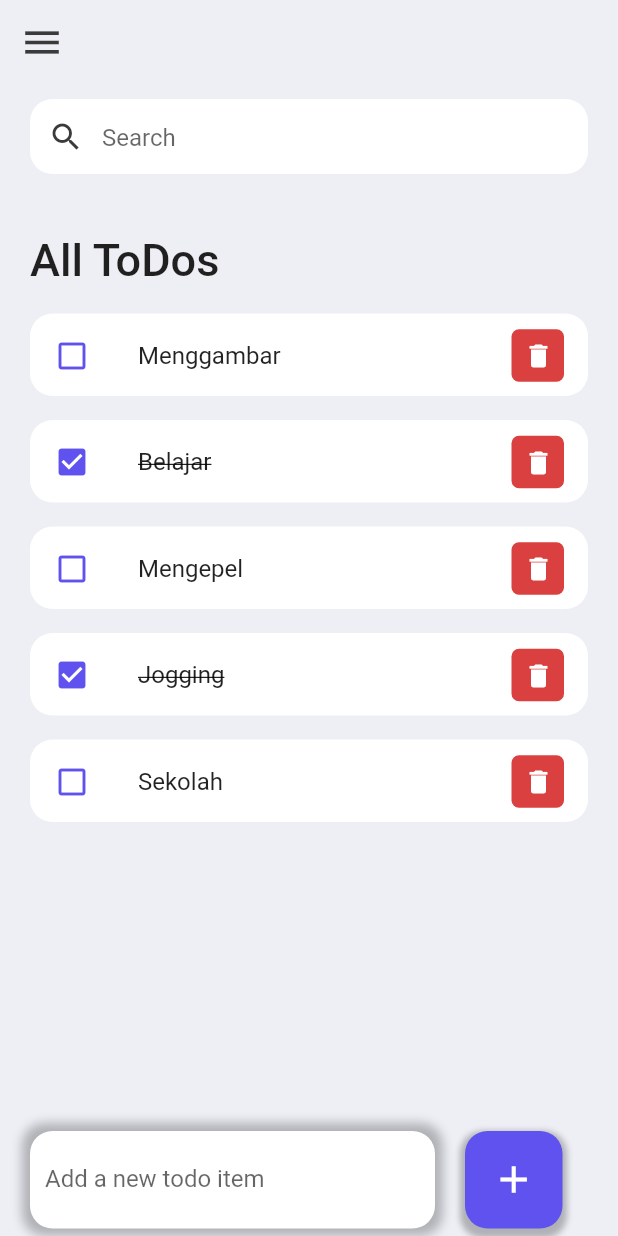
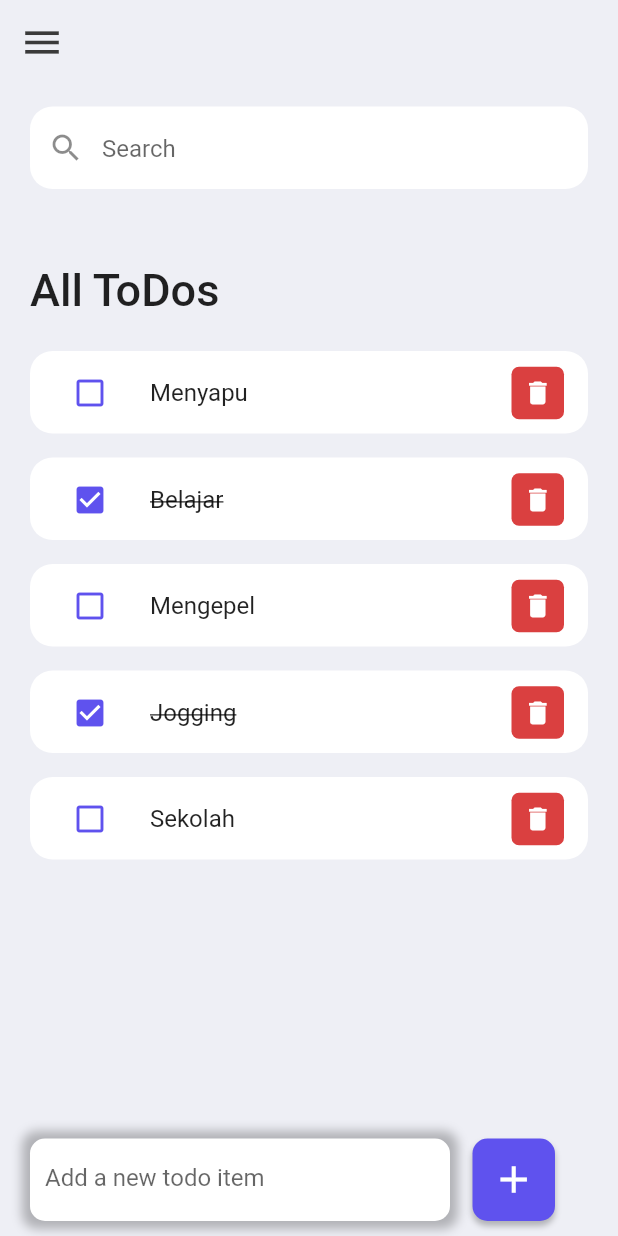
Before and after one commit to notsatria/todo-app, a Flutter app: the screen it shows after launch, on a phone screen of 412 x 824 dp. Run offline on Flutter 3.47's test engine with Material 2 defaults, Android fonts, the phone set to English and light mode, and no system bars.

Commit message:
new method

```diff
--- a/lib/main.dart
+++ b/lib/main.dart
@@ -1,7 +1,7 @@
 import 'package:flutter/material.dart';
 import 'package:provider/provider.dart';
-import 'package:todo_list_app/models/todo_provider.dart';
 
+import 'providers/todo_provider.dart';
 import 'screens/main_screen.dart';
 
 void main() {
@@ -15,7 +15,7 @@ class MyApp extends StatelessWidget {
   Widget build(BuildContext context) {
     return ChangeNotifierProvider(
       create: (context) => ToDoLists(),
-      builder: (context, child) => const MaterialApp(
+      builder: (context, child) => MaterialApp(
         debugShowCheckedModeBanner: false,
         title: 'Flutter ToDo List App',
         home: MainScreen(),
--- a/lib/screens/main_screen.dart
+++ b/lib/screens/main_screen.dart
@@ -1,153 +1,136 @@
 import 'package:flutter/material.dart';
 import 'package:provider/provider.dart';
 
-import '../models/todo_provider.dart';
+import '../providers/todo_provider.dart';
 import '../constant/constant.dart';
 
-class MainScreen extends StatefulWidget {
+class MainScreen extends StatelessWidget {
   const MainScreen({Key key}) : super(key: key);
 
   @override
-  State<MainScreen> createState() => _MainScreenState();
-}
+  Widget build(BuildContext context) {
+    final todolist = Provider.of<ToDoLists>(context);
+    final alltodolist = todolist.toDoLists;
 
-class _MainScreenState extends State<MainScreen> {
-  final textInputController = TextEditingController();
-
-  @override
-  void dispose() {
-    // TODO: implement dispose
-    textInputController.dispose();
-    super.dispose();
-  }
-
-  @override
-  Widget build(BuildContext context) {
-    final todoList = Provider.of<ToDoLists>(context, listen: false);
-
-    final alltodoList = todoList.toDoLists;
+    final textController = TextEditingController();
 
     return Scaffold(
       appBar: AppBar(
         elevation: 0,
-        leading: const Icon(
+        backgroundColor: tdBGColor,
+        leading: Icon(
           Icons.menu,
+          size: 30,
           color: tdBlack,
-          size: 30,
         ),
-        backgroundColor: tdBGColor,
       ),
       body: Container(
+        width: double.infinity,
         height: double.infinity,
-        color: tdBGColor,
+        decoration: BoxDecoration(color: tdBGColor),
         child: Column(
           crossAxisAlignment: CrossAxisAlignment.start,
           children: [
             Container(
               width: double.infinity,
-              height: 50,
-              margin: const EdgeInsets.symmetric(vertical: 10, horizontal: 20),
-              padding: const EdgeInsets.symmetric(vertical: 5),
+              height: 55,
+              margin: EdgeInsets.symmetric(horizontal: 20, vertical: 15),
+              padding: EdgeInsets.symmetric(vertical: 5),
               decoration: BoxDecoration(
                 color: Colors.white,
                 borderRadius: BorderRadius.circular(15),
               ),
               child: TextField(
                 decoration: InputDecoration(
+                  prefixIcon: Icon(Icons.search),
+                  border: InputBorder.none,
                   hintText: 'Search',
-                  border: InputBorder.none,
-                  prefixIcon: Icon(
-                    Icons.search,
-                    color: tdBlack,
-                  ),
                 ),
               ),
             ),
             SizedBox(
-              height: 30,
+              height: 35,
             ),
             Padding(
-              padding: const EdgeInsets.symmetric(horizontal: 20),
+              padding: EdgeInsets.only(left: 20),
               child: Text(
                 'All ToDos',
-                style: TextStyle(fontSize: 30, fontWeight: FontWeight.w500),
+                style: TextStyle(
+                  fontSize: 30,
+                  fontWeight: FontWeight.w500,
+                ),
               ),
             ),
             SizedBox(
-              height: 10,
+              height: 15,
             ),
             Expanded(
               child: ListView.builder(
-                itemCount: alltodoList.length,
-                itemBuilder: (context, index) => Container(
+                  itemCount: alltodolist.length,
+                  itemBuilder: (context, index) {
+                    return Container(
                       width: double.infinity,
                       height: 55,
                       margin: EdgeInsets.symmetric(horizontal: 20, vertical: 8),
                       decoration: BoxDecoration(
                         color: Colors.white,
-                      borderRadius: BorderRadius.circular(15)),
+                        borderRadius: BorderRadius.circular(15),
+                      ),
                       child: ListTile(
-                    onTap: () {
-                      setState(() {
-                        alltodoList[index].isChecked =
-                            !alltodoList[index].isChecked;
-                      });
+                        leading: IconButton(
+                            onPressed: () {
+                              todolist.checkPressed(index);
                             },
-                    leading: alltodoList[index].isChecked
+                            icon: alltodolist[index].isChecked
                                 ? Icon(
                                     Icons.check_box,
-                            size: 24,
                                     color: tdBlue,
                                   )
                                 : Icon(
                                     Icons.check_box_outline_blank,
-                            size: 24,
                                     color: tdBlue,
-                          ),
+                                  )),
                         title: Text(
-                      alltodoList[index].taskDesc,
-                      style: alltodoList[index].isChecked
-                          ? TextStyle(decoration: TextDecoration.lineThrough)
+                          alltodolist[index].taskDesc,
+                          style: alltodolist[index].isChecked
+                              ? TextStyle(
+                                  decoration: TextDecoration.lineThrough)
                               : null,
                         ),
-                    trailing: Container(
+                        trailing: InkWell(
+                          onTap: () {
+                            todolist.deleteTodo(alltodolist[index].id);
+                          },
+                          child: Container(
                             width: 35,
                             height: 35,
                             decoration: BoxDecoration(
                               color: tdRed,
                               borderRadius: BorderRadius.circular(5),
                             ),
-                      child: IconButton(
-                        onPressed: () {
-                          setState(() {
-                            todoList.removeToDo(alltodoList[index].id);
-                          });
-                        },
-                        icon: Icon(
+                            child: Icon(
                               Icons.delete,
+                              color: Colors.white,
                               size: 20,
-                          color: Colors.white,
                             ),
                           ),
                         ),
                       ),
-                ),
-              ),
+                    );
+                  }),
             ),
             Stack(
-              alignment: Alignment.bottomCenter,
               children: [
                 Row(
                   children: [
                     Container(
-                      margin: EdgeInsets.symmetric(horizontal: 20, vertical: 5),
-                      padding:
-                          EdgeInsets.symmetric(vertical: 8, horizontal: 10),
-                      width: 270,
-                      height: 65,
+                      margin: EdgeInsets.only(left: 20, bottom: 10),
+                      padding: EdgeInsets.all(10),
+                      width: 280,
+                      height: 55,
                       decoration: BoxDecoration(
                           color: Colors.white,
-                          borderRadius: BorderRadius.circular(15),
+                          borderRadius: BorderRadius.circular(10),
                           boxShadow: [
                             BoxShadow(
                                 color: Colors.black26,
@@ -155,40 +138,34 @@ class _MainScreenState extends State<MainScreen> {
                                 spreadRadius: 5),
                           ]),
                       child: TextField(
-                        controller: textInputController,
-                        onSubmitted: (value) {
-                          textInputController.clear();
-                        },
+                        controller: textController,
                         decoration: InputDecoration(
-                            hintText: 'Add a new todo item',
-                            border: InputBorder.none),
+                            border: InputBorder.none,
+                            hintText: 'Add a new todo item'),
                       ),
                     ),
                     InkWell(
                       onTap: () {
-                        // menambahkan list baru
-                        setState(() {
-                          todoList.addNewToDo(textInputController.text);
-                          textInputController.clear();
-                        });
+                        todolist.addToDoList(textController.text);
+                        textController.clear();
                       },
                       child: Container(
-                        width: 65,
-                        height: 65,
+                        margin: EdgeInsets.only(left: 15, bottom: 10),
+                        width: 55,
+                        height: 55,
                         decoration: BoxDecoration(
-                            borderRadius: BorderRadius.circular(15),
                             color: tdBlue,
+                            borderRadius: BorderRadius.circular(10),
                             boxShadow: [
                               BoxShadow(
+                                  blurRadius: 3,
                                   color: Colors.black26,
-                                  blurRadius: 3,
-                                  spreadRadius: 3,
                                   offset: Offset(0, 3)),
                             ]),
                         child: Icon(
                           Icons.add,
+                          size: 30,
                           color: Colors.white,
-                          size: 30,
                         ),
                       ),
                     ),
```
Also changed, not shown: lib/providers/todo_provider.dart (renamed from lib/models/todo_provider.dart, +16 -12 lines), 1 other file. Lines whose indentation alone changed are shown as unchanged.
